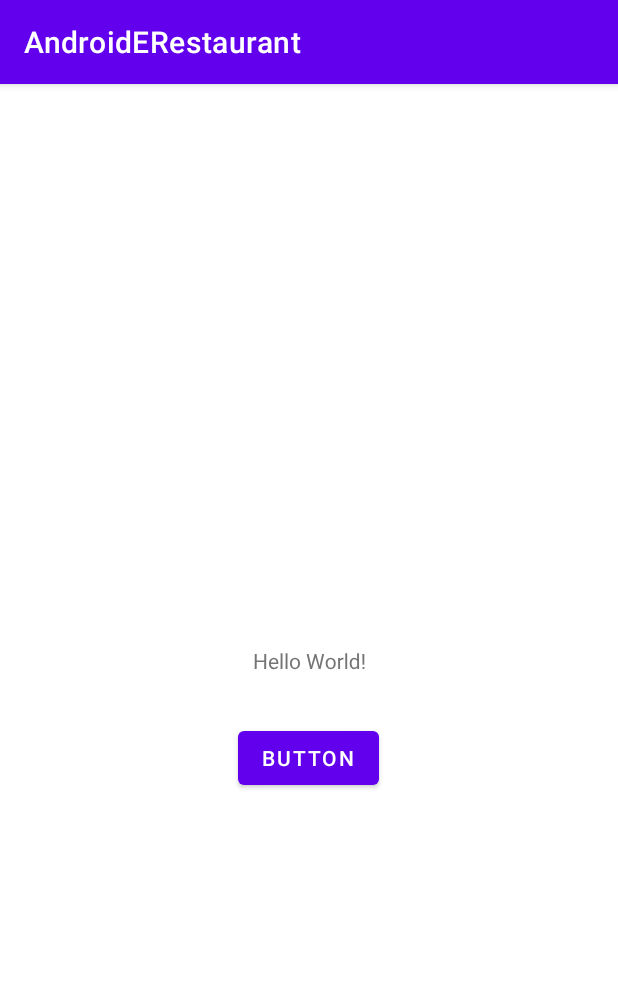
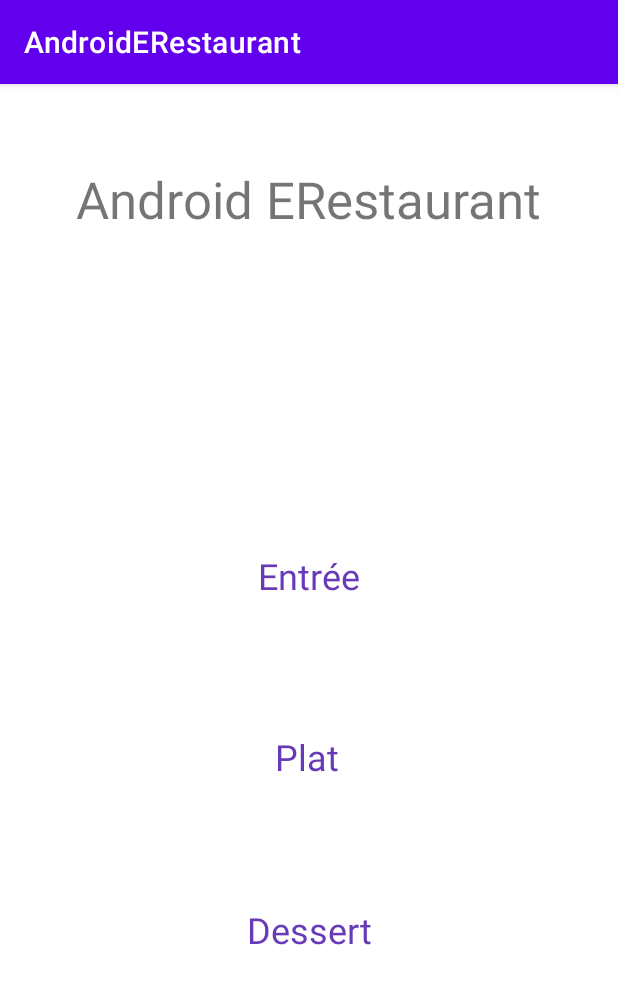
Before and after one commit to Wizow/AndroidERestaurant, an Android app: the screen it shows after launch (MainActivity before the commit, HomeActivity after it), on a phone screen of 412 x 824 dp. Shown: the top 984 px of the screen. Run offline under Robolectric (Android 15) with nearby library versions, the phone set to English and light mode, and no system bars.

Commit message:
ERestaurant

```diff
--- a/app/src/main/AndroidManifest.xml
+++ b/app/src/main/AndroidManifest.xml
@@ -10,7 +10,10 @@
         android:supportsRtl="true"
         android:theme="@style/Theme.AndroidERestaurant">
         <activity
-            android:name=".MainActivity"
+            android:name=".DishesActivity"
+            android:exported="false" />
+        <activity
+            android:name=".HomeActivity"
             android:exported="true">
             <intent-filter>
                 <action android:name="android.intent.action.MAIN" />
--- /dev/null
+++ b/app/src/main/java/fr/isen/paul/androiderestaurant/HomeActivity.kt
@@ -0,0 +1,39 @@
+package fr.isen.paul.androiderestaurant
+
+import android.content.Intent
+import androidx.appcompat.app.AppCompatActivity
+import android.os.Bundle
+import android.util.Log
+import fr.isen.paul.androiderestaurant.databinding.ActivityHomeBinding
+
+class HomeActivity : AppCompatActivity() {
+    private lateinit var binding: ActivityHomeBinding
+    override fun onCreate(savedInstanceState: Bundle?) {
+        super.onCreate(savedInstanceState)
+        binding = ActivityHomeBinding.inflate(layoutInflater)
+        val view = binding.root
+        setContentView(view)
+        val buttonStarters = binding.buttonStarters
+        val buttonDishes = binding.buttonMainDishes
+        val buttonDesserts = binding.buttonDesserts
+
+
+        buttonStarters.setOnClickListener {
+            changeActivity(getString(R.string.home_starter))
+        }
+        buttonDishes.setOnClickListener {
+            changeActivity(getString(R.string.home_main_dishes))
+        }
+        buttonDesserts.setOnClickListener {
+            changeActivity(getString(R.string.home_dessert))
+        }
+
+    }
+
+    private fun changeActivity(category:String) {
+        val changePage: Intent = Intent(this, DishesActivity::class.java)
+        changePage.putExtra("category_type",category)
+        Log.i("INFO","End of HomeActivity")
+        startActivity(changePage)
+    }
+}
--- a/app/src/main/java/fr/isen/paul/androiderestaurant/MainActivity.kt
+++ /dev/null
@@ -1,11 +0,0 @@
-package fr.isen.paul.androiderestaurant
-
-import androidx.appcompat.app.AppCompatActivity
-import android.os.Bundle
-
-class MainActivity : AppCompatActivity() {
-    override fun onCreate(savedInstanceState: Bundle?) {
-        super.onCreate(savedInstanceState)
-        setContentView(R.layout.activity_main)
-    }
-}
--- /dev/null
+++ b/app/src/main/res/layout/activity_home.xml
@@ -0,0 +1,66 @@
+<?xml version="1.0" encoding="utf-8"?>
+<androidx.constraintlayout.widget.ConstraintLayout xmlns:android="http://schemas.android.com/apk/res/android"
+    xmlns:app="http://schemas.android.com/apk/res-auto"
+    xmlns:tools="http://schemas.android.com/tools"
+    android:layout_width="match_parent"
+    android:layout_height="match_parent"
+    tools:context=".HomeActivity">
+
+    <TextView
+        android:id="@+id/button_desserts"
+        android:layout_width="wrap_content"
+        android:layout_height="wrap_content"
+        android:layout_marginStart="164dp"
+        android:layout_marginEnd="164dp"
+        android:layout_marginBottom="188dp"
+        android:text="@string/home_dessert"
+        android:textColor="#673AB7"
+        android:textSize="24sp"
+        app:layout_constraintBottom_toBottomOf="parent"
+        app:layout_constraintEnd_toEndOf="parent"
+        app:layout_constraintStart_toStartOf="parent" />
+
+    <TextView
+        android:id="@+id/button_main_dishes"
+        android:layout_width="45dp"
+        android:layout_height="39dp"
+        android:layout_marginStart="184dp"
+        android:layout_marginEnd="185dp"
+        android:layout_marginBottom="76dp"
+        android:text="@string/home_main_dishes"
+        android:textColor="#673AB7"
+        android:textSize="24sp"
+        app:layout_constraintBottom_toTopOf="@+id/button_desserts"
+        app:layout_constraintEnd_toEndOf="parent"
+        app:layout_constraintHorizontal_bias="0.476"
+        app:layout_constraintStart_toStartOf="parent" />
+
+    <TextView
+        android:id="@+id/button_starters"
+        android:layout_width="wrap_content"
+        android:layout_height="wrap_content"
+        android:layout_marginStart="171dp"
+        android:layout_marginEnd="172dp"
+        android:layout_marginBottom="88dp"
+        android:text="@string/home_starter"
+        android:textColor="#673AB7"
+        android:textSize="24sp"
+        app:layout_constraintBottom_toTopOf="@+id/button_main_dishes"
+        app:layout_constraintEnd_toEndOf="parent"
+        app:layout_constraintStart_toStartOf="parent" />
+
+    <TextView
+        android:id="@+id/textView"
+        android:layout_width="402dp"
+        android:layout_height="60dp"
+        android:layout_marginStart="4dp"
+        android:layout_marginTop="54dp"
+        android:layout_marginEnd="5dp"
+        android:text="Android ERestaurant"
+        android:textAlignment="center"
+        android:textSize="34sp"
+        app:layout_constraintEnd_toEndOf="parent"
+        app:layout_constraintStart_toStartOf="parent"
+        app:layout_constraintTop_toTopOf="parent" />
+
+</androidx.constraintlayout.widget.ConstraintLayout>
--- a/app/src/main/res/layout/activity_main.xml
+++ /dev/null
@@ -1,34 +0,0 @@
-<?xml version="1.0" encoding="utf-8"?>
-<androidx.constraintlayout.widget.ConstraintLayout xmlns:android="http://schemas.android.com/apk/res/android"
-    xmlns:app="http://schemas.android.com/apk/res-auto"
-    xmlns:tools="http://schemas.android.com/tools"
-    android:layout_width="match_parent"
-    android:layout_height="match_parent"
-    tools:context=".MainActivity">
-
-    <TextView
-        android:id="@+id/textView"
-        android:layout_width="wrap_content"
-        android:layout_height="wrap_content"
-        android:rotationX="4"
-        android:text="Hello World!"
-        app:layout_constraintBottom_toBottomOf="parent"
-        app:layout_constraintLeft_toLeftOf="parent"
-        app:layout_constraintRight_toRightOf="parent"
-        app:layout_constraintTop_toTopOf="parent" />
-
-    <Button
-        android:id="@+id/button2"
-        android:layout_width="wrap_content"
-        android:layout_height="wrap_content"
-        android:layout_marginStart="158dp"
-        android:layout_marginTop="22dp"
-        android:layout_marginEnd="159dp"
-        android:layout_marginBottom="286dp"
-        android:text="Button"
-        app:layout_constraintBottom_toBottomOf="parent"
-        app:layout_constraintEnd_toEndOf="parent"
-        app:layout_constraintStart_toStartOf="parent"
-        app:layout_constraintTop_toBottomOf="@+id/textView" />
-
-</androidx.constraintlayout.widget.ConstraintLayout>
--- a/app/src/main/res/values/strings.xml
+++ b/app/src/main/res/values/strings.xml
@@ -1,3 +1,7 @@
 <resources>
     <string name="app_name">AndroidERestaurant</string>
+    <string name="home_starter">Entrée</string>
+    <string name="home_main_dishes">Plat</string>
+    <string name="home_dessert">Dessert</string>
+    <string name="dishes_main_dish_title">TitreRepas</string>
 </resources>
```
Also changed, not shown: app/build.gradle (+11 -5 lines), app/src/main/java/fr/isen/paul/androiderestaurant/DishAdapter.kt (added, +28 -0 lines), app/src/main/java/fr/isen/paul/androiderestaurant/DishesActivity.kt (added, +26 -0 lines), app/src/main/res/layout/activity_dishes.xml (added, +31 -0 lines), app/src/main/res/layout/card_view_design.xml (added, +18 -0 lines).
